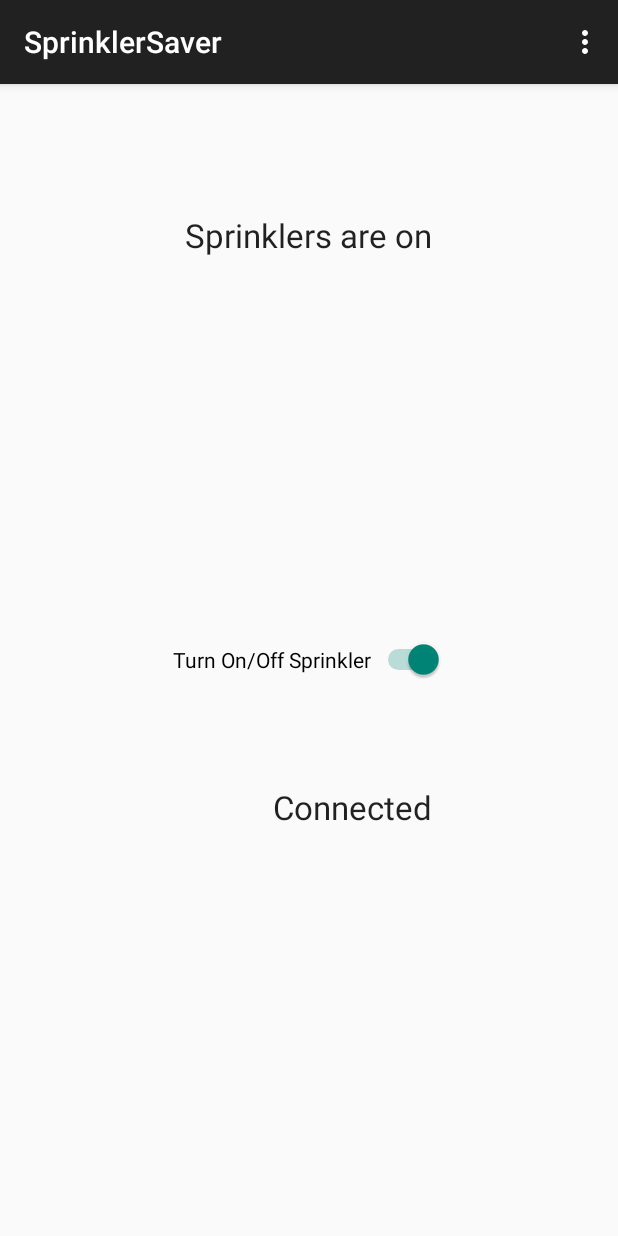
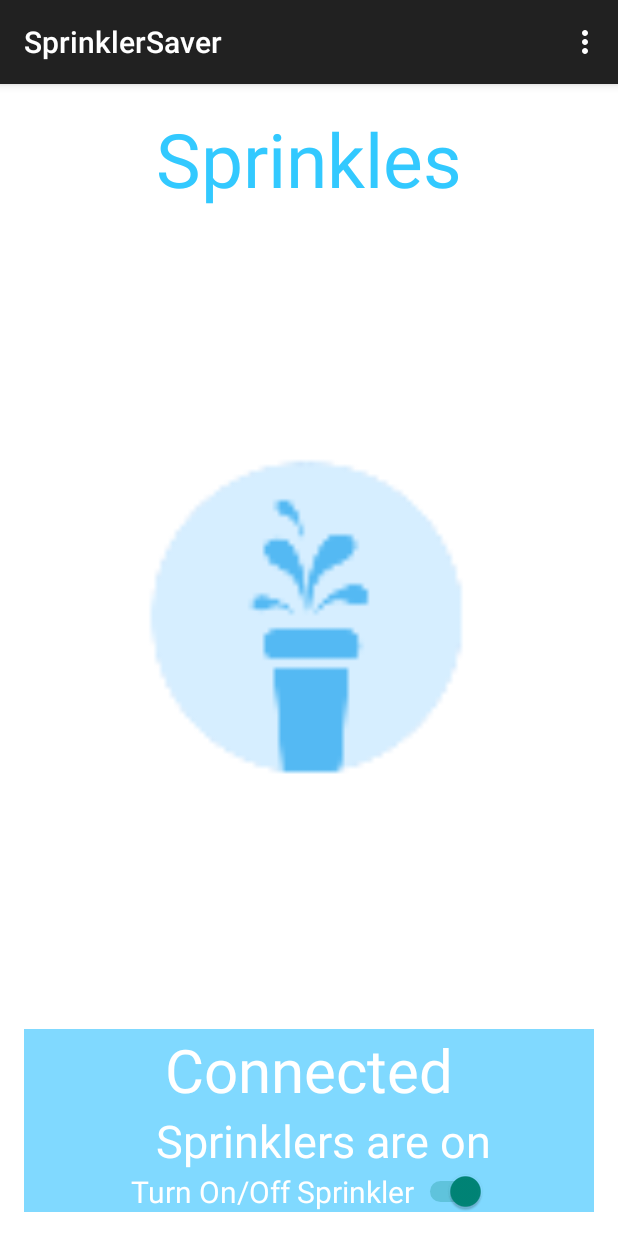
Before and after one commit to cherrycool96/SprinklerSaver, an Android app: the screen it shows after launch (MainActivity), after a tap on "Turn On/Off Sprinkler", on a phone screen of 412 x 824 dp. Run offline under Robolectric (Android 15) with nearby library versions, the phone set to English and light mode, and no system bars; libraries missing offline, so code that uses them is left out: com.squareup.okhttp; 2 statements that could not run were skipped.

Commit message:
Updated the UI to make it look less plain

```diff
--- a/SprinklerSaver/app/src/main/res/layout/activity_main.xml
+++ b/SprinklerSaver/app/src/main/res/layout/activity_main.xml
@@ -3,29 +3,46 @@
     android:layout_height="match_parent" android:paddingLeft="@dimen/activity_horizontal_margin"
     android:paddingRight="@dimen/activity_horizontal_margin"
     android:paddingTop="@dimen/activity_vertical_margin"
-    android:paddingBottom="@dimen/activity_vertical_margin" tools:context=".MainActivity">
+    android:paddingBottom="@dimen/activity_vertical_margin" tools:context=".MainActivity"
+    android:background="#ffffff">
+
+    <ImageView
+        android:layout_width="wrap_content"
+        android:layout_height="wrap_content"
+        android:id="@+id/imageView"
+        android:layout_alignParentStart="true"
+        android:layout_alignParentEnd="true"
+        android:background="#ff80d9ff"
+        android:layout_alignParentLeft="true"
+        android:layout_alignParentBottom="true"
+        android:contentDescription=""
+        android:layout_alignTop="@+id/txtConnected" />
 
     <Switch
         android:layout_width="wrap_content"
         android:layout_height="wrap_content"
         android:text="Turn On/Off Sprinkler"
         android:id="@+id/switchOnOff"
-        android:layout_centerVertical="true"
-        android:layout_centerHorizontal="true"
         android:checked="false"
         android:clickable="true"
         android:enabled="true"
-        android:onClick="onToggleClicked" />
+        android:onClick="onToggleClicked"
+        android:textSize="20dp"
+        android:textColor="#ffffff"
+        android:layout_alignParentBottom="true"
+        android:layout_centerHorizontal="true" />
 
     <TextView
         android:layout_width="wrap_content"
         android:layout_height="wrap_content"
         android:textAppearance="?android:attr/textAppearanceLarge"
-        android:text="Sprinkler Stats"
+        android:text="Sprinkler On/Off"
         android:id="@+id/txtSprinklerStat"
-        android:layout_alignParentTop="true"
-        android:layout_centerHorizontal="true"
-        android:layout_marginTop="70dp" />
+        android:textSize="30dp"
+        android:textColor="#ffffff"
+        android:layout_above="@+id/switchOnOff"
+        android:layout_alignLeft="@+id/textView"
+        android:layout_alignStart="@+id/textView" />
 
     <TextView
         android:layout_width="wrap_content"
@@ -33,9 +50,32 @@
         android:textAppearance="?android:attr/textAppearanceLarge"
         android:text="Is it Connected?"
         android:id="@+id/txtConnected"
-        android:layout_below="@+id/switchOnOff"
-        android:layout_alignRight="@+id/txtSprinklerStat"
-        android:layout_alignEnd="@+id/txtSprinklerStat"
-        android:layout_marginTop="70dp" />
+        android:textSize="40dp"
+        android:textColor="#ffffff"
+        android:layout_above="@+id/txtSprinklerStat"
+        android:layout_centerHorizontal="true" />
+
+    <TextView
+        android:layout_width="wrap_content"
+        android:layout_height="wrap_content"
+        android:textAppearance="?android:attr/textAppearanceLarge"
+        android:text="Sprinkles"
+        android:id="@+id/textView"
+        android:layout_alignParentTop="true"
+        android:layout_centerHorizontal="true"
+        android:textSize="50dp"
+        android:textColor="#ff32c9ff" />
+
+    <ImageView
+        android:layout_width="wrap_content"
+        android:layout_height="wrap_content"
+        android:id="@+id/imageView2"
+        android:layout_alignLeft="@+id/switchOnOff"
+        android:layout_alignStart="@+id/switchOnOff"
+        android:layout_below="@+id/textView"
+        android:layout_above="@+id/imageView"
+        android:layout_alignRight="@+id/switchOnOff"
+        android:layout_alignEnd="@+id/switchOnOff"
+        android:src="@mipmap/ic_launcher" />
 
 </RelativeLayout>
```
